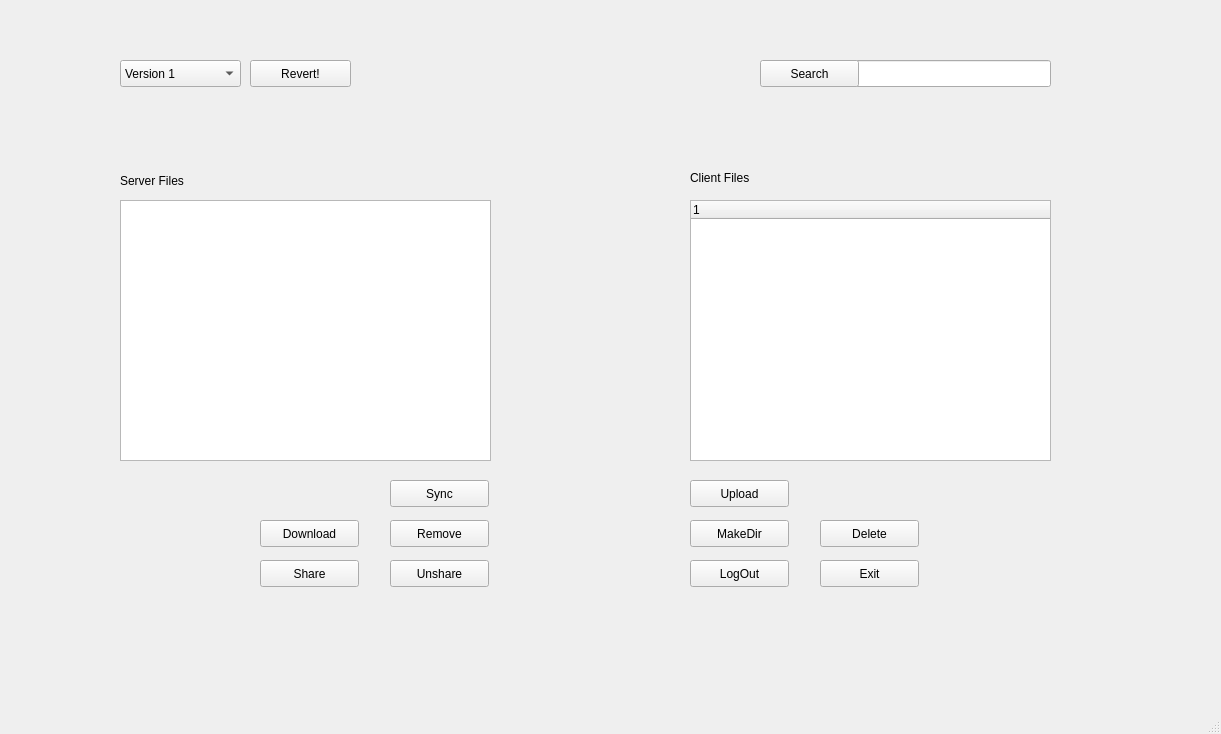
Old version of the form client/Client/dropbox.ui in the repository dilofilo/freezing-octo-cyril.
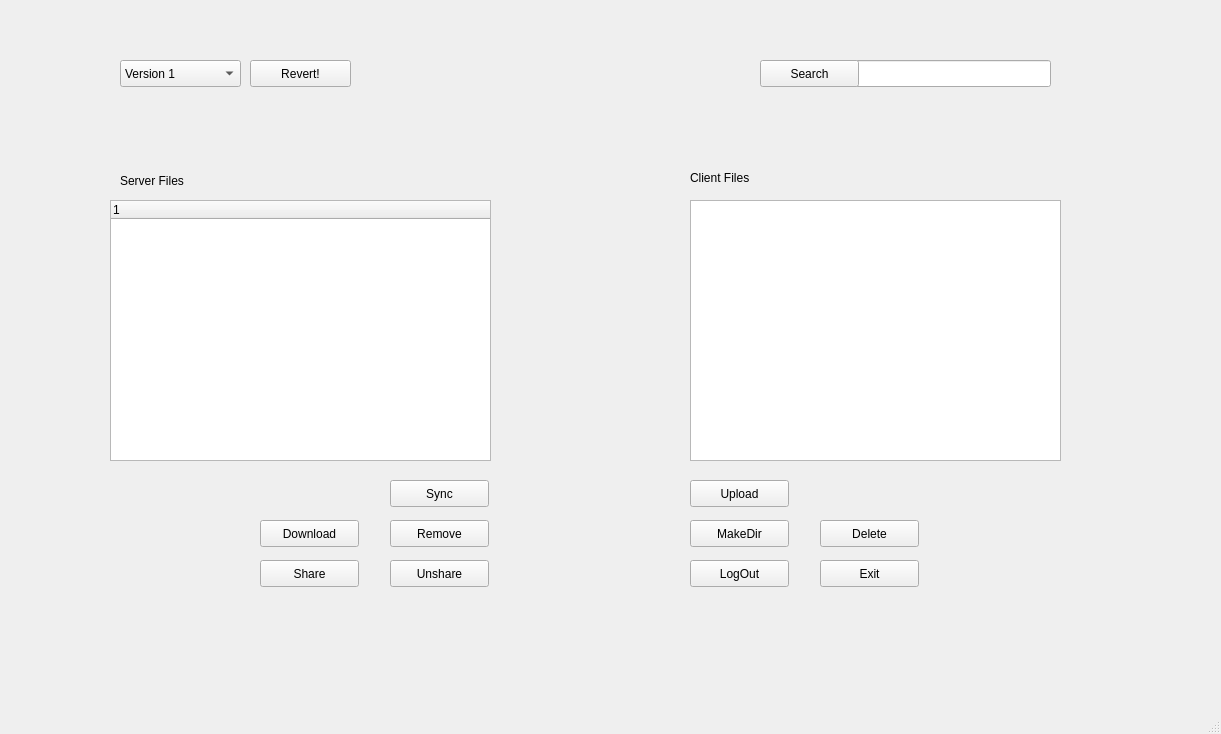
New version of the form.

Diff of the .ui file:
```diff
--- a/client/Client/dropbox.ui
+++ b/client/Client/dropbox.ui
@@ -14,25 +14,10 @@
    <string>myDropBox</string>
   </property>
   <widget class="QWidget" name="centralwidget">
-   <widget class="QTreeWidget" name="clientTreeWidget">
+   <widget class="QTreeView" name="clientTreeView">
     <property name="geometry">
      <rect>
       <x>690</x>
-      <y>200</y>
-      <width>361</width>
-      <height>261</height>
-     </rect>
-    </property>
-    <column>
-     <property name="text">
-      <string notr="true">1</string>
-     </property>
-    </column>
-   </widget>
-   <widget class="QTreeView" name="serverTreeView">
-    <property name="geometry">
-     <rect>
-      <x>120</x>
       <y>200</y>
       <width>371</width>
       <height>261</height>
@@ -246,6 +231,21 @@
      <string>Revert!</string>
     </property>
    </widget>
+   <widget class="QTreeWidget" name="serverTreeWidget">
+    <property name="geometry">
+     <rect>
+      <x>110</x>
+      <y>200</y>
+      <width>381</width>
+      <height>261</height>
+     </rect>
+    </property>
+    <column>
+     <property name="text">
+      <string notr="true">1</string>
+     </property>
+    </column>
+   </widget>
   </widget>
   <widget class="QStatusBar" name="statusbar"/>
  </widget>
```
